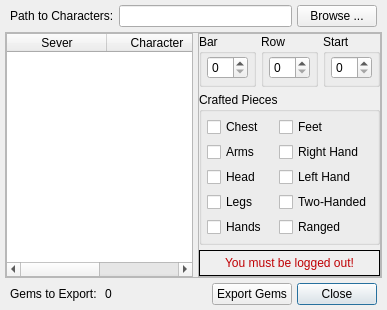
Before: the Qt Designer form interface/CraftBarDialog.ui in WesRoach/SpellcraftingCalculator, drawn with Qt 5.
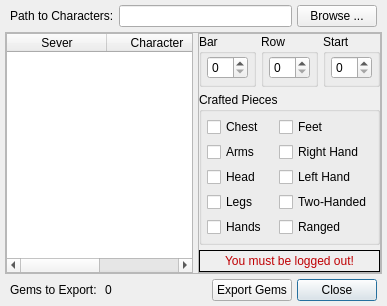
After: the same form once the commit is applied.

Patch:
```diff
--- a/interface/CraftBarDialog.ui
+++ b/interface/CraftBarDialog.ui
@@ -7,7 +7,7 @@
     <x>0</x>
     <y>0</y>
     <width>387</width>
-    <height>288</height>
+    <height>284</height>
    </rect>
   </property>
   <property name="windowTitle">
@@ -413,16 +413,16 @@
              <number>5</number>
             </property>
             <property name="leftMargin">
-             <number>5</number>
+             <number>3</number>
             </property>
             <property name="topMargin">
-             <number>5</number>
+             <number>3</number>
             </property>
             <property name="rightMargin">
-             <number>5</number>
+             <number>3</number>
             </property>
             <property name="bottomMargin">
-             <number>5</number>
+             <number>3</number>
             </property>
             <item>
              <widget class="QLabel" name="WarningLabel">
```
